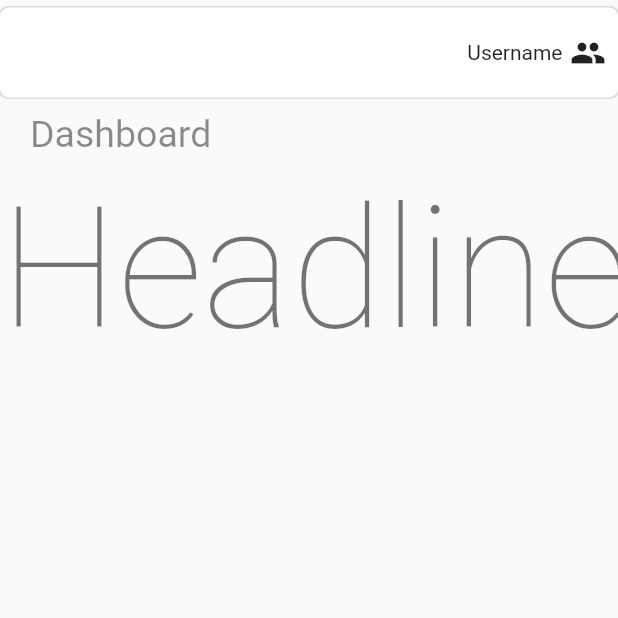
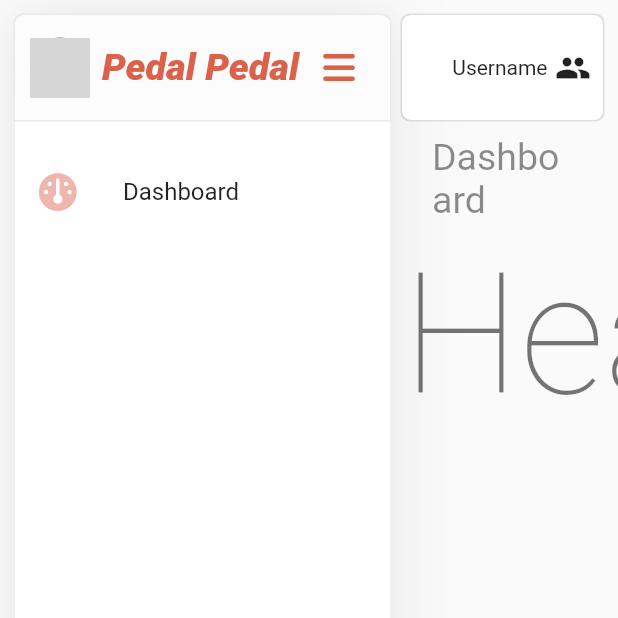
Before and after one commit to BangPei/fl_pedal, a Flutter app: the screen it shows after launch, on a phone screen of 412 x 824 dp, the top half of it. Run offline on Flutter 3.47's test engine with Material 2 defaults, Android fonts, the phone set to English and light mode, and no system bars; our stand-ins replace flutter_bloc, font_awesome_flutter, go_router, url_strategy; missing offline and left inert: collapsible_sidebar; grey boxes are pictures that could not be loaded.

Commit message:
modify UI

```diff
--- /dev/null
+++ b/lib/main_layout/left_menu.dart
@@ -0,0 +1,121 @@
+import 'package:fl_pedal/widget/left_listtile.dart';
+import 'package:flutter/material.dart';
+import 'package:font_awesome_flutter/font_awesome_flutter.dart';
+
+class LeftMenu extends StatefulWidget {
+  const LeftMenu({super.key});
+
+  @override
+  State<LeftMenu> createState() => _LeftMenuState();
+}
+
+class _LeftMenuState extends State<LeftMenu> {
+  double size = 250;
+  @override
+  Widget build(BuildContext context) {
+    return AnimatedContainer(
+      width: size,
+      duration: const Duration(milliseconds: 500),
+      height: double.infinity,
+      decoration: const BoxDecoration(
+        color: Color.fromRGBO(255, 255, 255, 1),
+        borderRadius: BorderRadius.all(
+          Radius.circular(15),
+        ),
+        boxShadow: [
+          BoxShadow(
+            color: Color.fromRGBO(236, 236, 236, 1),
+            blurRadius: 20,
+            spreadRadius: 0.01,
+            offset: Offset(1, 3),
+          ),
+          BoxShadow(
+            color: Color.fromRGBO(236, 236, 236, 1),
+            blurRadius: 50,
+            spreadRadius: 0.01,
+            offset: Offset(1, 3),
+          ),
+        ],
+      ),
+      child: ListView(
+        children: [
+          GestureDetector(
+            onTap: () {},
+            child: Container(
+              height: 70,
+              alignment: Alignment.center,
+              decoration: const BoxDecoration(
+                color: Color.fromRGBO(252, 252, 252, 1),
+                borderRadius: BorderRadius.vertical(
+                  top: Radius.circular(6),
+                ),
+                boxShadow: [
+                  BoxShadow(
+                    color: Color.fromARGB(255, 235, 233, 233),
+                    spreadRadius: 1,
+                  )
+                ],
+              ),
+              padding: const EdgeInsets.all(10),
+              child: Row(
+                children: [
+                  Expanded(
+                    child: Visibility(
+                      visible: size > 100,
+                      replacement: const CircleAvatar(
+                        backgroundImage: AssetImage('images/man.png'),
+                      ),
+                      child: GestureDetector(
+                        child: const Row(
+                          children: [
+                            CircleAvatar(
+                              backgroundImage: AssetImage('images/man.png'),
+                            ),
+                            Expanded(
+                              child: Padding(
+                                padding: EdgeInsets.only(left: 8.0),
+                                child: Text(
+                                  "Pedal Pedal",
+                                  maxLines: 2,
+                                  overflow: TextOverflow.ellipsis,
+                                  textDirection: TextDirection.rtl,
+                                  textAlign: TextAlign.left,
+                                  style: TextStyle(
+                                    color: Color.fromRGBO(218, 98, 74, 1),
+                                    fontSize: 25,
+                                    fontWeight: FontWeight.w900,
+                                    fontStyle: FontStyle.italic,
+                                  ),
+                                ),
+                              ),
+                            )
+                          ],
+                        ),
+                      ),
+                    ),
+                  ),
+                  IconButton(
+                    onPressed: () {
+                      setState(() {
+                        size = size > 60 ? 60 : 250;
+                      });
+                    },
+                    icon: const FaIcon(FontAwesomeIcons.bars),
+                    color: const Color.fromRGBO(218, 98, 74, 1),
+                  )
+                ],
+              ),
+            ),
+          ),
+          const Divider(height: 20, color: Colors.transparent),
+          LeftListTile(
+            selected: false,
+            title: "Dashboard",
+            icon: FontAwesomeIcons.gauge,
+            onTap: () {},
+          )
+        ],
+      ),
+    );
+  }
+}
--- a/lib/main_layout/top_navbar.dart
+++ b/lib/main_layout/top_navbar.dart
@@ -10,11 +10,14 @@ class TopNavbar extends StatelessWidget {
         color: Colors.white,
         borderRadius: const BorderRadius.all(Radius.circular(6)),
         boxShadow: [
-          BoxShadow(color: Colors.grey.withOpacity(0.3), spreadRadius: 1)
+          BoxShadow(
+            color: Colors.grey.withOpacity(0.3),
+            spreadRadius: 1,
+          )
         ],
       ),
       padding: const EdgeInsets.all(8),
-      height: 60,
+      height: 70,
       child: Row(
         mainAxisAlignment: MainAxisAlignment.end,
         children: [
--- /dev/null
+++ b/lib/widget/left_listtile.dart
@@ -0,0 +1,48 @@
+import 'package:flutter/material.dart';
+
+class LeftListTile extends StatelessWidget {
+  final String title;
+  final bool? visibility;
+  final bool? selected;
+  final IconData? icon;
+  final GestureTapCallback? onTap;
+
+  const LeftListTile({
+    Key? key,
+    required this.title,
+    this.visibility,
+    this.icon,
+    this.onTap,
+    this.selected = false,
+  }) : super(key: key);
+
+  @override
+  Widget build(BuildContext context) {
+    return Visibility(
+      visible: visibility ?? true,
+      child: ListTile(
+        leading: icon == null
+            ? const SizedBox.shrink()
+            : Icon(
+                icon,
+                color: const Color.fromRGBO(238, 182, 172, 1),
+                size: 25,
+              ),
+        selectedColor: const Color.fromRGBO(218, 98, 74, 1),
+        selected: selected ?? false,
+        hoverColor: Colors.amberAccent,
+        title: SelectableText(
+          title,
+          // style: const TextStyle(
+          //   color: Color.fromRGBO(133, 141, 147, 1),
+          // ),
+        ),
+        // tileColor: const Color(0xFF2C3C56).withOpacity(0.8),
+        // hoverColor: const Color(0xFF2C3C56).withOpacity(0.8),
+        // selectedColor: const Color(0xFF2C3C56).withOpacity(0.8),
+        // focusColor: const Color(0xFF2C3C56).withOpacity(0.8),
+        onTap: onTap,
+      ),
+    );
+  }
+}
```
Also changed, not shown: lib/main_layout/main_layout.dart (+8 -55 lines), lib/widget/left_expaxion_left.dart (added, +52 -0 lines).
